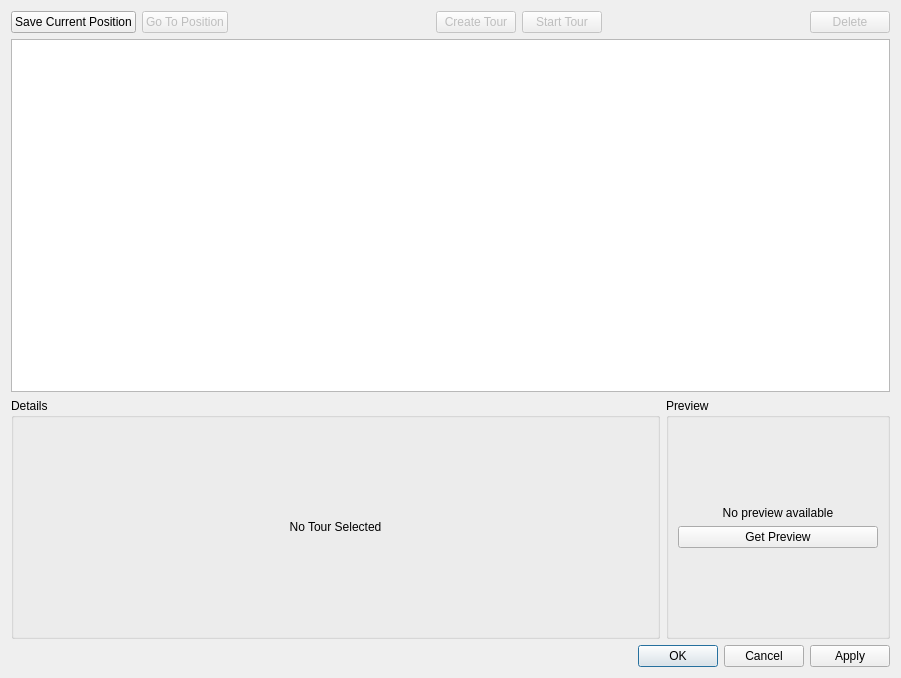
This is client/libclient/src/ui/dialogs/ptz_manage_dialog.ui in networkoptix/nx_open as Qt 5 draws it before an edit. The edited form follows.
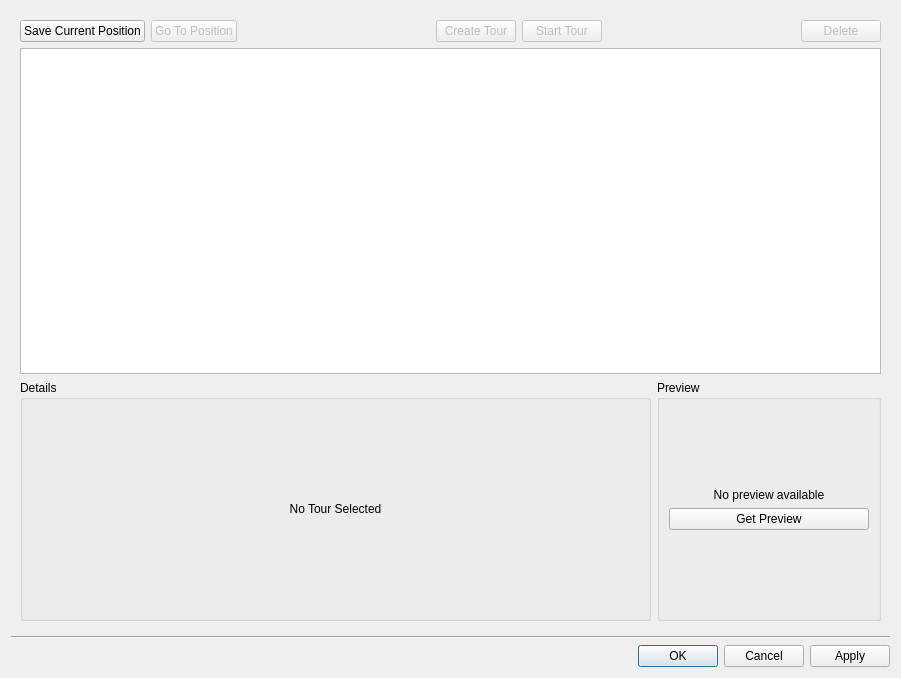
This is the edited form. Icons and pictures are not drawn. Custom widgets are drawn as their Qt base class.

Commit message:
VMS-2217: Fixed separator lines in many dialogs
<==== Mercurial data ====>
Branch: dev_3.0.0_gui

```diff
--- a/client/libclient/src/ui/dialogs/ptz_manage_dialog.ui
+++ b/client/libclient/src/ui/dialogs/ptz_manage_dialog.ui
@@ -10,10 +10,10 @@
     <height>678</height>
    </rect>
   </property>
-  <layout class="QVBoxLayout" name="verticalLayout" stretch="0,1,0,0">
-   <property name="sizeConstraint">
-    <enum>QLayout::SetMinimumSize</enum>
-   </property>
+  <layout class="QVBoxLayout" name="verticalLayout">
+   <item>
+    <widget class="QWidget" name="widget_2" native="true">
+     <layout class="QVBoxLayout" name="verticalLayout_8" stretch="0,1,0">
    <item>
     <widget class="QWidget" name="buttonsWidget" native="true">
      <layout class="QHBoxLayout" name="horizontalLayout">
@@ -327,6 +327,22 @@
      </layout>
     </widget>
    </item>
+     </layout>
+     <zorder>buttonsWidget</zorder>
+     <zorder>tableView</zorder>
+     <zorder>widget</zorder>
+     <zorder>buttonsWidget</zorder>
+     <zorder>tableView</zorder>
+     <zorder>widget</zorder>
+    </widget>
+   </item>
+   <item>
+    <widget class="Line" name="line">
+     <property name="orientation">
+      <enum>Qt::Horizontal</enum>
+     </property>
+    </widget>
+   </item>
    <item>
     <widget class="QnDialogButtonBox" name="buttonBox">
      <property name="orientation">
@@ -345,17 +361,17 @@
    <extends>QTableView</extends>
    <header location="global">ui/widgets/common/table_view.h</header>
   </customwidget>
+  <customwidget>
+   <class>QnDialogButtonBox</class>
+   <extends>QDialogButtonBox</extends>
+   <header location="global">ui/widgets/common/dialog_button_box.h</header>
+  </customwidget>
   <customwidget>
    <class>QnPtzTourWidget</class>
    <extends>QWidget</extends>
    <header location="global">ui/widgets/ptz_tour_widget.h</header>
    <container>1</container>
   </customwidget>
-  <customwidget>
-   <class>QnDialogButtonBox</class>
-   <extends>QDialogButtonBox</extends>
-   <header location="global">ui/widgets/common/dialog_button_box.h</header>
-  </customwidget>
  </customwidgets>
  <resources>
   <include location="../../../x64/build/client.qrc"/>
```
Left out of the diff: 10 changed lines with no effect on the pictures. Lines whose indentation alone changed are shown as unchanged. The commit also changes 30 other files.
